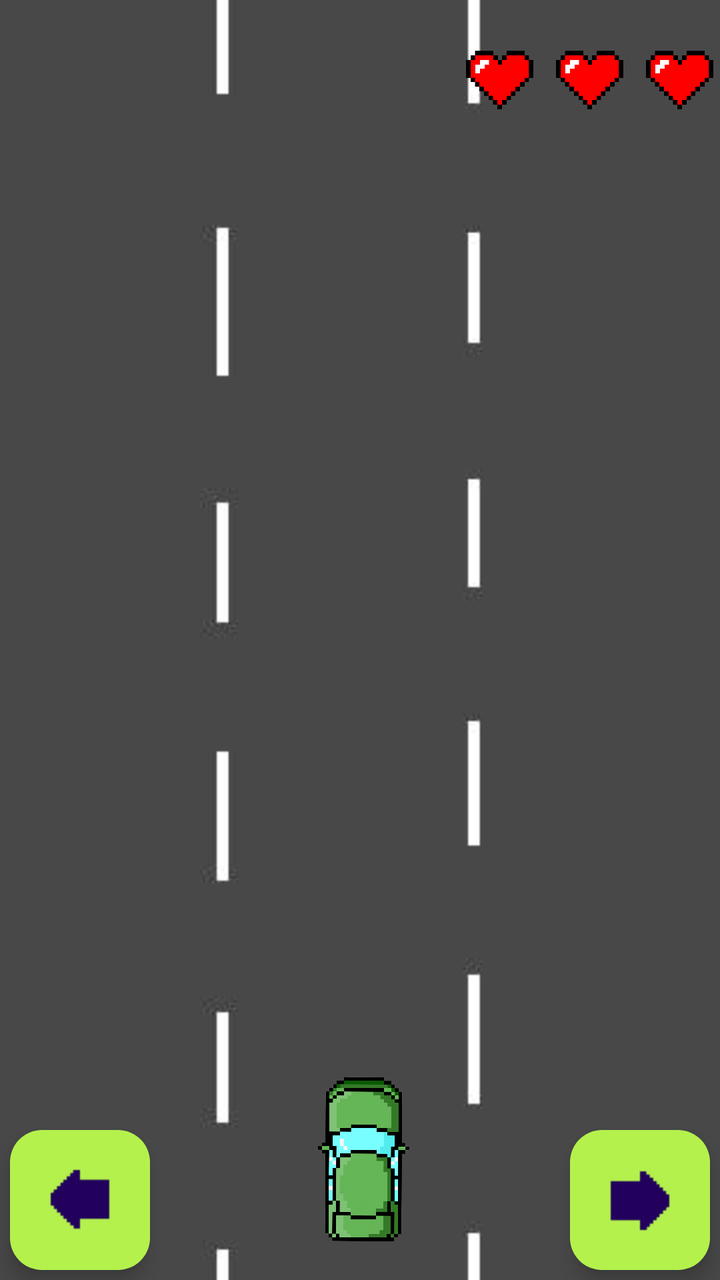
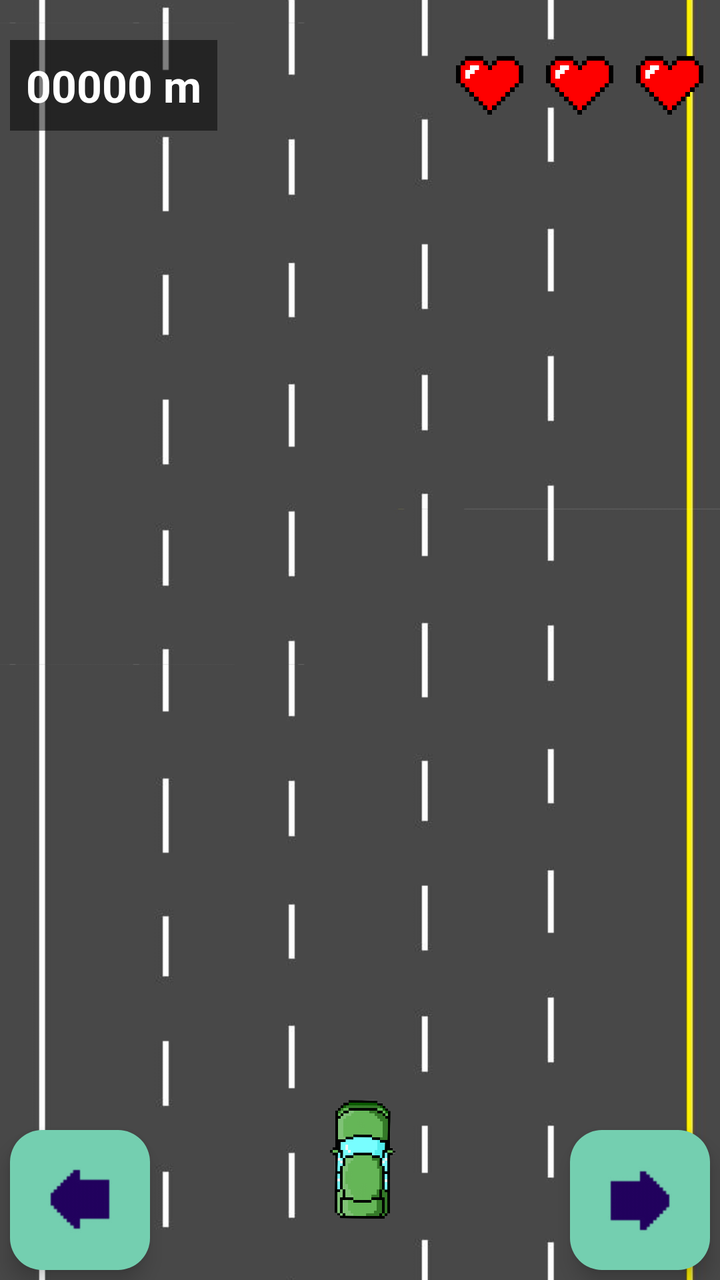

Compare the two renders of this Android layout. The source of the first and the diff that turns it into the second are given below.
<!-- AndroidManifest.xml: application theme Theme.CarDodge -->
<!-- res/layout/activity_main.xml -->
<?xml version="1.0" encoding="utf-8"?>
<RelativeLayout xmlns:android="http://schemas.android.com/apk/res/android"
    xmlns:app="http://schemas.android.com/apk/res-auto"
    android:id="@+id/main_layout"
    android:layout_width="match_parent"
    android:layout_height="match_parent">

    <ImageView
        android:layout_width="match_parent"
        android:layout_height="match_parent"
        android:src="@drawable/three_lane_road"
        android:scaleType="centerCrop" />

    <androidx.appcompat.widget.LinearLayoutCompat
        android:id="@+id/main_LL_hearts"
        android:layout_width="wrap_content"
        android:layout_height="wrap_content"
        android:layout_alignParentEnd="true"
        android:layout_alignParentTop="true"
        android:layout_marginTop="20dp"
        android:orientation="horizontal">
        <androidx.appcompat.widget.AppCompatImageView android:id="@+id/main_img_heart0" android:layout_width="@dimen/heart_size" android:layout_height="@dimen/heart_size" app:srcCompat="@drawable/pixel_heart" />
        <androidx.appcompat.widget.AppCompatImageView android:id="@+id/main_img_heart1" android:layout_width="@dimen/heart_size" android:layout_height="@dimen/heart_size" android:layout_marginHorizontal="@dimen/margin_size" app:srcCompat="@drawable/pixel_heart" />
        <androidx.appcompat.widget.AppCompatImageView android:id="@+id/main_img_heart2" android:layout_width="@dimen/heart_size" android:layout_height="@dimen/heart_size" app:srcCompat="@drawable/pixel_heart" />
    </androidx.appcompat.widget.LinearLayoutCompat>

    <LinearLayout
        android:id="@+id/main_LL_grid"
        android:layout_width="match_parent"
        android:layout_height="match_parent"
        android:layout_above="@id/main_LL_car_row"
        android:layout_below="@id/main_LL_hearts"
        android:orientation="vertical"
        android:weightSum="4">

        <LinearLayout
            android:layout_width="match_parent"
            android:layout_height="0dp"
            android:layout_weight="1"
            android:orientation="horizontal"
            android:weightSum="3">
            <androidx.appcompat.widget.AppCompatImageView
                android:id="@+id/main_lemon_R0_C0" android:layout_width="@dimen/lemon_width" android:layout_height="match_parent" android:layout_weight="1" android:visibility="invisible" android:layout_gravity="center" android:padding="@dimen/lemon_padding" app:srcCompat="@drawable/pixel_lemon"/>
            <androidx.appcompat.widget.AppCompatImageView
                android:id="@+id/main_lemon_R0_C1" android:layout_width="@dimen/lemon_width" android:layout_height="match_parent" android:layout_weight="1" android:visibility="invisible" android:layout_gravity="center" android:padding="@dimen/lemon_padding" app:srcCompat="@drawable/pixel_lemon"/>
            <androidx.appcompat.widget.AppCompatImageView
                android:id="@+id/main_lemon_R0_C2" android:layout_width="@dimen/lemon_width" android:layout_height="match_parent" android:layout_weight="1" android:visibility="invisible" android:layout_gravity="center" android:padding="@dimen/lemon_padding" app:srcCompat="@drawable/pixel_lemon"/>
        </LinearLayout>

        <LinearLayout
            android:layout_width="match_parent"
            android:layout_height="0dp"
            android:layout_weight="1"
            android:orientation="horizontal"
            android:weightSum="3">
            <androidx.appcompat.widget.AppCompatImageView
                android:id="@+id/main_lemon_R1_C0" android:layout_width="@dimen/lemon_width" android:layout_height="match_parent" android:layout_weight="1" android:visibility="invisible" android:layout_gravity="center" android:padding="@dimen/lemon_padding" app:srcCompat="@drawable/pixel_lemon"/>
            <androidx.appcompat.widget.AppCompatImageView
                android:id="@+id/main_lemon_R1_C1" android:layout_width="@dimen/lemon_width" android:layout_height="match_parent" android:layout_weight="1" android:visibility="invisible" android:layout_gravity="center" android:padding="@dimen/lemon_padding" app:srcCompat="@drawable/pixel_lemon"/>
            <androidx.appcompat.widget.AppCompatImageView
                android:id="@+id/main_lemon_R1_C2" android:layout_width="@dimen/lemon_width" android:layout_height="match_parent" android:layout_weight="1" android:visibility="invisible" android:layout_gravity="center" android:padding="@dimen/lemon_padding" app:srcCompat="@drawable/pixel_lemon"/>
        </LinearLayout>

        <LinearLayout
            android:layout_width="match_parent"
            android:layout_height="0dp"
            android:layout_weight="1"
            android:orientation="horizontal"
            android:weightSum="3">
            <androidx.appcompat.widget.AppCompatImageView
                android:id="@+id/main_lemon_R2_C0" android:layout_width="@dimen/lemon_width" android:layout_height="match_parent" android:layout_weight="1" android:visibility="invisible" android:layout_gravity="center" android:padding="@dimen/lemon_padding" app:srcCompat="@drawable/pixel_lemon"/>
            <androidx.appcompat.widget.AppCompatImageView
                android:id="@+id/main_lemon_R2_C1" android:layout_width="@dimen/lemon_width" android:layout_height="match_parent" android:layout_weight="1" android:visibility="invisible" android:layout_gravity="center" android:padding="@dimen/lemon_padding" app:srcCompat="@drawable/pixel_lemon"/>
            <androidx.appcompat.widget.AppCompatImageView
                android:id="@+id/main_lemon_R2_C2" android:layout_width="@dimen/lemon_width" android:layout_height="match_parent" android:layout_weight="1" android:visibility="invisible" android:layout_gravity="center" android:padding="@dimen/lemon_padding" app:srcCompat="@drawable/pixel_lemon"/>
        </LinearLayout>

        <LinearLayout
            android:layout_width="match_parent"
            android:layout_height="0dp"
            android:layout_weight="1"
            android:orientation="horizontal"
            android:weightSum="3">
            <androidx.appcompat.widget.AppCompatImageView
                android:id="@+id/main_lemon_R3_C0" android:layout_width="@dimen/lemon_width" android:layout_height="match_parent" android:layout_weight="1" android:visibility="invisible" android:layout_gravity="center" android:padding="@dimen/lemon_padding" app:srcCompat="@drawable/pixel_lemon"/>
            <androidx.appcompat.widget.AppCompatImageView
                android:id="@+id/main_lemon_R3_C1" android:layout_width="@dimen/lemon_width" android:layout_height="match_parent" android:layout_weight="1" android:visibility="invisible" android:layout_gravity="center" android:padding="@dimen/lemon_padding" app:srcCompat="@drawable/pixel_lemon"/>
            <androidx.appcompat.widget.AppCompatImageView
                android:id="@+id/main_lemon_R3_C2" android:layout_width="@dimen/lemon_width" android:layout_height="match_parent" android:layout_weight="1" android:visibility="invisible" android:layout_gravity="center" android:padding="@dimen/lemon_padding" app:srcCompat="@drawable/pixel_lemon"/>
        </LinearLayout>
    </LinearLayout>

    <LinearLayout
        android:id="@+id/main_LL_car_row"
        android:layout_width="match_parent"
        android:layout_height="@dimen/car_size"
        android:layout_alignParentBottom="true"
        android:layout_marginBottom="@dimen/car_margin"
        android:orientation="horizontal"
        android:weightSum="3">
        <androidx.appcompat.widget.AppCompatImageView android:id="@+id/main_car_C0" android:layout_width="@dimen/lemon_width" android:layout_height="match_parent" android:layout_weight="1" android:visibility="invisible" app:srcCompat="@drawable/pixel_car_green" />
        <androidx.appcompat.widget.AppCompatImageView android:id="@+id/main_car_C1" android:layout_width="@dimen/lemon_width" android:layout_height="match_parent" android:layout_weight="1" android:visibility="visible" app:srcCompat="@drawable/pixel_car_green" />
        <androidx.appcompat.widget.AppCompatImageView android:id="@+id/main_car_C2" android:layout_width="@dimen/lemon_width" android:layout_height="match_parent" android:layout_weight="1" android:visibility="invisible" app:srcCompat="@drawable/pixel_car_green" />
    </LinearLayout>

    <com.google.android.material.floatingactionbutton.FloatingActionButton
        android:id="@+id/main_FAB_left"
        android:layout_width="@dimen/button_size"
        android:layout_height="@dimen/button_size"
        android:layout_alignParentStart="true"
        android:layout_alignParentBottom="true"
        android:layout_margin="@dimen/margin_size"
        app:fabCustomSize="@dimen/button_size"
        app:srcCompat="@drawable/pixel_left"
        app:backgroundTint="@color/button_lime"
        app:maxImageSize="@dimen/arrow_size" />

    <com.google.android.material.floatingactionbutton.FloatingActionButton
        android:id="@+id/main_FAB_right"
        android:layout_width="@dimen/button_size"
        android:layout_height="@dimen/button_size"
        android:layout_alignParentEnd="true"
        android:layout_alignParentBottom="true"
        android:layout_margin="@dimen/margin_size"
        app:fabCustomSize="@dimen/button_size"
        app:srcCompat="@drawable/pixel_right"
        app:backgroundTint="@color/button_lime"
        app:maxImageSize="@dimen/arrow_size" />

</RelativeLayout>
<!-- resources referenced by this layout -->
<resources>
  <color name="button_lime">#B4F14D</color>
  <dimen name="arrow_size">100dp</dimen>
  <dimen name="button_size">70dp</dimen>
  <dimen name="car_margin">10dp</dimen>
  <dimen name="car_size">100dp</dimen>
  <dimen name="heart_size">40dp</dimen>
  <dimen name="lemon_padding">20dp</dimen>
  <dimen name="lemon_width">0dp</dimen>
  <dimen name="margin_size">5dp</dimen>
  <!-- drawable pixel_car_green: png bitmap (drawable, 434444 bytes) -->
  <!-- drawable pixel_heart: png bitmap (drawable, 11899 bytes) -->
  <!-- drawable pixel_left: png bitmap (drawable, 453327 bytes) -->
  <!-- drawable pixel_lemon: png bitmap (drawable, 70274 bytes) -->
  <!-- drawable pixel_right: png bitmap (drawable, 456153 bytes) -->
  <!-- drawable three_lane_road: jpg bitmap (drawable, 5900 bytes) -->
  <style name="Theme.CarDodge" parent="Base.Theme.CarDodge" />
  <style name="Base.Theme.CarDodge" parent="Theme.Material3.DayNight.NoActionBar">
          
          
      </style>
</resources>

<!-- the commit's change to res/layout/activity_main.xml (unified diff, before → after) -->
@@ -8,85 +8,96 @@
     <ImageView
         android:layout_width="match_parent"
         android:layout_height="match_parent"
-        android:src="@drawable/three_lane_road"
-        android:scaleType="centerCrop" />
+        android:scaleType="fillXY"
+        android:src="@drawable/five_lane_road" />
+
+    <RelativeLayout
+    android:id="@+id/main_RL_dashboard"
+    android:layout_width="match_parent"
+    android:layout_height="wrap_content"
+    android:layout_alignParentTop="true"
+    android:layout_marginTop="@dimen/default_top_margin"
+    android:layout_marginHorizontal="@dimen/margin_size">
+
+    <TextView
+        android:id="@+id/main_lbl_odometer"
+        android:layout_width="wrap_content"
+        android:layout_height="wrap_content"
+        android:layout_alignParentStart="true"
+        android:layout_centerInParent="true"
+        android:text="00000 m"
+        android:textColor="#FFFFFF"
+        android:textSize="@dimen/counter_text_size"
+        android:textStyle="bold"
+        android:background="#80000000"
+        android:padding="8dp"/>
 
     <androidx.appcompat.widget.LinearLayoutCompat
         android:id="@+id/main_LL_hearts"
         android:layout_width="wrap_content"
         android:layout_height="wrap_content"
         android:layout_alignParentEnd="true"
-        android:layout_alignParentTop="true"
-        android:layout_marginTop="20dp"
+        android:layout_centerInParent="true"
         android:orientation="horizontal">
         <androidx.appcompat.widget.AppCompatImageView android:id="@+id/main_img_heart0" android:layout_width="@dimen/heart_size" android:layout_height="@dimen/heart_size" app:srcCompat="@drawable/pixel_heart" />
         <androidx.appcompat.widget.AppCompatImageView android:id="@+id/main_img_heart1" android:layout_width="@dimen/heart_size" android:layout_height="@dimen/heart_size" android:layout_marginHorizontal="@dimen/margin_size" app:srcCompat="@drawable/pixel_heart" />
         <androidx.appcompat.widget.AppCompatImageView android:id="@+id/main_img_heart2" android:layout_width="@dimen/heart_size" android:layout_height="@dimen/heart_size" app:srcCompat="@drawable/pixel_heart" />
     </androidx.appcompat.widget.LinearLayoutCompat>
+</RelativeLayout>
 
     <LinearLayout
         android:id="@+id/main_LL_grid"
         android:layout_width="match_parent"
         android:layout_height="match_parent"
         android:layout_above="@id/main_LL_car_row"
-        android:layout_below="@id/main_LL_hearts"
+        android:layout_below="@id/main_RL_dashboard"
         android:orientation="vertical"
-        android:weightSum="4">
+        android:weightSum="6"> <LinearLayout android:layout_width="match_parent" android:layout_height="0dp" android:layout_weight="1" android:orientation="horizontal" android:weightSum="5">
+        <androidx.appcompat.widget.AppCompatImageView android:id="@+id/main_lemon_R0_C0" android:layout_width="0dp" android:layout_height="match_parent" android:layout_weight="1" android:visibility="invisible" android:layout_gravity="center" android:padding="@dimen/lemon_padding" app:srcCompat="@drawable/pixel_lemon"/>
+        <androidx.appcompat.widget.AppCompatImageView android:id="@+id/main_lemon_R0_C1" android:layout_width="0dp" android:layout_height="match_parent" android:layout_weight="1" android:visibility="invisible" android:layout_gravity="center" android:padding="@dimen/lemon_padding" app:srcCompat="@drawable/pixel_lemon"/>
+        <androidx.appcompat.widget.AppCompatImageView android:id="@+id/main_lemon_R0_C2" android:layout_width="0dp" android:layout_height="match_parent" android:layout_weight="1" android:visibility="invisible" android:layout_gravity="center" android:padding="@dimen/lemon_padding" app:srcCompat="@drawable/pixel_lemon"/>
+        <androidx.appcompat.widget.AppCompatImageView android:id="@+id/main_lemon_R0_C3" android:layout_width="0dp" android:layout_height="match_parent" android:layout_weight="1" android:visibility="invisible" android:layout_gravity="center" android:padding="@dimen/lemon_padding" app:srcCompat="@drawable/pixel_lemon"/>
+        <androidx.appcompat.widget.AppCompatImageView android:id="@+id/main_lemon_R0_C4" android:layout_width="0dp" android:layout_height="match_parent" android:layout_weight="1" android:visibility="invisible" android:layout_gravity="center" android:padding="@dimen/lemon_padding" app:srcCompat="@drawable/pixel_lemon"/>
+    </LinearLayout>
 
-        <LinearLayout
-            android:layout_width="match_parent"
-            android:layout_height="0dp"
-            android:layout_weight="1"
-            android:orientation="horizontal"
-            android:weightSum="3">
-            <androidx.appcompat.widget.AppCompatImageView
-                android:id="@+id/main_lemon_R0_C0" android:layout_width="@dimen/lemon_width" android:layout_height="match_parent" android:layout_weight="1" android:visibility="invisible" android:layout_gravity="center" android:padding="@dimen/lemon_padding" app:srcCompat="@drawable/pixel_lemon"/>
-            <androidx.appcompat.widget.AppCompatImageView
-                android:id="@+id/main_lemon_R0_C1" android:layout_width="@dimen/lemon_width" android:layout_height="match_parent" android:layout_weight="1" android:visibility="invisible" android:layout_gravity="center" android:padding="@dimen/lemon_padding" app:srcCompat="@drawable/pixel_lemon"/>
-            <androidx.appcompat.widget.AppCompatImageView
-                android:id="@+id/main_lemon_R0_C2" android:layout_width="@dimen/lemon_width" android:layout_height="match_parent" android:layout_weight="1" android:visibility="invisible" android:layout_gravity="center" android:padding="@dimen/lemon_padding" app:srcCompat="@drawable/pixel_lemon"/>
+        <LinearLayout android:layout_width="match_parent" android:layout_height="0dp" android:layout_weight="1" android:orientation="horizontal" android:weightSum="5">
+            <androidx.appcompat.widget.AppCompatImageView android:id="@+id/main_lemon_R1_C0" android:layout_width="0dp" android:layout_height="match_parent" android:layout_weight="1" android:visibility="invisible" android:layout_gravity="center" android:padding="@dimen/lemon_padding" app:srcCompat="@drawable/pixel_lemon"/>
+            <androidx.appcompat.widget.AppCompatImageView android:id="@+id/main_lemon_R1_C1" android:layout_width="0dp" android:layout_height="match_parent" android:layout_weight="1" android:visibility="invisible" android:layout_gravity="center" android:padding="@dimen/lemon_padding" app:srcCompat="@drawable/pixel_lemon"/>
+            <androidx.appcompat.widget.AppCompatImageView android:id="@+id/main_lemon_R1_C2" android:layout_width="0dp" android:layout_height="match_parent" android:layout_weight="1" android:visibility="invisible" android:layout_gravity="center" android:padding="@dimen/lemon_padding" app:srcCompat="@drawable/pixel_lemon"/>
+            <androidx.appcompat.widget.AppCompatImageView android:id="@+id/main_lemon_R1_C3" android:layout_width="0dp" android:layout_height="match_parent" android:layout_weight="1" android:visibility="invisible" android:layout_gravity="center" android:padding="@dimen/lemon_padding" app:srcCompat="@drawable/pixel_lemon"/>
+            <androidx.appcompat.widget.AppCompatImageView android:id="@+id/main_lemon_R1_C4" android:layout_width="0dp" android:layout_height="match_parent" android:layout_weight="1" android:visibility="invisible" android:layout_gravity="center" android:padding="@dimen/lemon_padding" app:srcCompat="@drawable/pixel_lemon"/>
         </LinearLayout>
 
-        <LinearLayout
-            android:layout_width="match_parent"
-            android:layout_height="0dp"
-            android:layout_weight="1"
-            android:orientation="horizontal"
-            android:weightSum="3">
-            <androidx.appcompat.widget.AppCompatImageView
-                android:id="@+id/main_lemon_R1_C0" android:layout_width="@dimen/lemon_width" android:layout_height="match_parent" android:layout_weight="1" android:visibility="invisible" android:layout_gravity="center" android:padding="@dimen/lemon_padding" app:srcCompat="@drawable/pixel_lemon"/>
-            <androidx.appcompat.widget.AppCompatImageView
-                android:id="@+id/main_lemon_R1_C1" android:layout_width="@dimen/lemon_width" android:layout_height="match_parent" android:layout_weight="1" android:visibility="invisible" android:layout_gravity="center" android:padding="@dimen/lemon_padding" app:srcCompat="@drawable/pixel_lemon"/>
-            <androidx.appcompat.widget.AppCompatImageView
-                android:id="@+id/main_lemon_R1_C2" android:layout_width="@dimen/lemon_width" android:layout_height="match_parent" android:layout_weight="1" android:visibility="invisible" android:layout_gravity="center" android:padding="@dimen/lemon_padding" app:srcCompat="@drawable/pixel_lemon"/>
+        <LinearLayout android:layout_width="match_parent" android:layout_height="0dp" android:layout_weight="1" android:orientation="horizontal" android:weightSum="5">
+            <androidx.appcompat.widget.AppCompatImageView android:id="@+id/main_lemon_R2_C0" android:layout_width="0dp" android:layout_height="match_parent" android:layout_weight="1" android:visibility="invisible" android:layout_gravity="center" android:padding="@dimen/lemon_padding" app:srcCompat="@drawable/pixel_lemon"/>
+            <androidx.appcompat.widget.AppCompatImageView android:id="@+id/main_lemon_R2_C1" android:layout_width="0dp" android:layout_height="match_parent" android:layout_weight="1" android:visibility="invisible" android:layout_gravity="center" android:padding="@dimen/lemon_padding" app:srcCompat="@drawable/pixel_lemon"/>
+            <androidx.appcompat.widget.AppCompatImageView android:id="@+id/main_lemon_R2_C2" android:layout_width="0dp" android:layout_height="match_parent" android:layout_weight="1" android:visibility="invisible" android:layout_gravity="center" android:padding="@dimen/lemon_padding" app:srcCompat="@drawable/pixel_lemon"/>
+            <androidx.appcompat.widget.AppCompatImageView android:id="@+id/main_lemon_R2_C3" android:layout_width="0dp" android:layout_height="match_parent" android:layout_weight="1" android:visibility="invisible" android:layout_gravity="center" android:padding="@dimen/lemon_padding" app:srcCompat="@drawable/pixel_lemon"/>
+            <androidx.appcompat.widget.AppCompatImageView android:id="@+id/main_lemon_R2_C4" android:layout_width="0dp" android:layout_height="match_parent" android:layout_weight="1" android:visibility="invisible" android:layout_gravity="center" android:padding="@dimen/lemon_padding" app:srcCompat="@drawable/pixel_lemon"/>
         </LinearLayout>
 
-        <LinearLayout
-            android:layout_width="match_parent"
-            android:layout_height="0dp"
-            android:layout_weight="1"
-            android:orientation="horizontal"
-            android:weightSum="3">
-            <androidx.appcompat.widget.AppCompatImageView
-                android:id="@+id/main_lemon_R2_C0" android:layout_width="@dimen/lemon_width" android:layout_height="match_parent" android:layout_weight="1" android:visibility="invisible" android:layout_gravity="center" android:padding="@dimen/lemon_padding" app:srcCompat="@drawable/pixel_lemon"/>
-            <androidx.appcompat.widget.AppCompatImageView
-                android:id="@+id/main_lemon_R2_C1" android:layout_width="@dimen/lemon_width" android:layout_height="match_parent" android:layout_weight="1" android:visibility="invisible" android:layout_gravity="center" android:padding="@dimen/lemon_padding" app:srcCompat="@drawable/pixel_lemon"/>
-            <androidx.appcompat.widget.AppCompatImageView
-                android:id="@+id/main_lemon_R2_C2" android:layout_width="@dimen/lemon_width" android:layout_height="match_parent" android:layout_weight="1" android:visibility="invisible" android:layout_gravity="center" android:padding="@dimen/lemon_padding" app:srcCompat="@drawable/pixel_lemon"/>
+        <LinearLayout android:layout_width="match_parent" android:layout_height="0dp" android:layout_weight="1" android:orientation="horizontal" android:weightSum="5">
+            <androidx.appcompat.widget.AppCompatImageView android:id="@+id/main_lemon_R3_C0" android:layout_width="0dp" android:layout_height="match_parent" android:layout_weight="1" android:visibility="invisible" android:layout_gravity="center" android:padding="@dimen/lemon_padding" app:srcCompat="@drawable/pixel_lemon"/>
+            <androidx.appcompat.widget.AppCompatImageView android:id="@+id/main_lemon_R3_C1" android:layout_width="0dp" android:layout_height="match_parent" android:layout_weight="1" android:visibility="invisible" android:layout_gravity="center" android:padding="@dimen/lemon_padding" app:srcCompat="@drawable/pixel_lemon"/>
+            <androidx.appcompat.widget.AppCompatImageView android:id="@+id/main_lemon_R3_C2" android:layout_width="0dp" android:layout_height="match_parent" android:layout_weight="1" android:visibility="invisible" android:layout_gravity="center" android:padding="@dimen/lemon_padding" app:srcCompat="@drawable/pixel_lemon"/>
+            <androidx.appcompat.widget.AppCompatImageView android:id="@+id/main_lemon_R3_C3" android:layout_width="0dp" android:layout_height="match_parent" android:layout_weight="1" android:visibility="invisible" android:layout_gravity="center" android:padding="@dimen/lemon_padding" app:srcCompat="@drawable/pixel_lemon"/>
+            <androidx.appcompat.widget.AppCompatImageView android:id="@+id/main_lemon_R3_C4" android:layout_width="0dp" android:layout_height="match_parent" android:layout_weight="1" android:visibility="invisible" android:layout_gravity="center" android:padding="@dimen/lemon_padding" app:srcCompat="@drawable/pixel_lemon"/>
         </LinearLayout>
 
-        <LinearLayout
-            android:layout_width="match_parent"
-            android:layout_height="0dp"
-            android:layout_weight="1"
-            android:orientation="horizontal"
-            android:weightSum="3">
-            <androidx.appcompat.widget.AppCompatImageView
-                android:id="@+id/main_lemon_R3_C0" android:layout_width="@dimen/lemon_width" android:layout_height="match_parent" android:layout_weight="1" android:visibility="invisible" android:layout_gravity="center" android:padding="@dimen/lemon_padding" app:srcCompat="@drawable/pixel_lemon"/>
-            <androidx.appcompat.widget.AppCompatImageView
-                android:id="@+id/main_lemon_R3_C1" android:layout_width="@dimen/lemon_width" android:layout_height="match_parent" android:layout_weight="1" android:visibility="invisible" android:layout_gravity="center" android:padding="@dimen/lemon_padding" app:srcCompat="@drawable/pixel_lemon"/>
-            <androidx.appcompat.widget.AppCompatImageView
-                android:id="@+id/main_lemon_R3_C2" android:layout_width="@dimen/lemon_width" android:layout_height="match_parent" android:layout_weight="1" android:visibility="invisible" android:layout_gravity="center" android:padding="@dimen/lemon_padding" app:srcCompat="@drawable/pixel_lemon"/>
+        <LinearLayout android:layout_width="match_parent" android:layout_height="0dp" android:layout_weight="1" android:orientation="horizontal" android:weightSum="5">
+            <androidx.appcompat.widget.AppCompatImageView android:id="@+id/main_lemon_R4_C0" android:layout_width="0dp" android:layout_height="match_parent" android:layout_weight="1" android:visibility="invisible" android:layout_gravity="center" android:padding="@dimen/lemon_padding" app:srcCompat="@drawable/pixel_lemon"/>
+            <androidx.appcompat.widget.AppCompatImageView android:id="@+id/main_lemon_R4_C1" android:layout_width="0dp" android:layout_height="match_parent" android:layout_weight="1" android:visibility="invisible" android:layout_gravity="center" android:padding="@dimen/lemon_padding" app:srcCompat="@drawable/pixel_lemon"/>
+            <androidx.appcompat.widget.AppCompatImageView android:id="@+id/main_lemon_R4_C2" android:layout_width="0dp" android:layout_height="match_parent" android:layout_weight="1" android:visibility="invisible" android:layout_gravity="center" android:padding="@dimen/lemon_padding" app:srcCompat="@drawable/pixel_lemon"/>
+            <androidx.appcompat.widget.AppCompatImageView android:id="@+id/main_lemon_R4_C3" android:layout_width="0dp" android:layout_height="match_parent" android:layout_weight="1" android:visibility="invisible" android:layout_gravity="center" android:padding="@dimen/lemon_padding" app:srcCompat="@drawable/pixel_lemon"/>
+            <androidx.appcompat.widget.AppCompatImageView android:id="@+id/main_lemon_R4_C4" android:layout_width="0dp" android:layout_height="match_parent" android:layout_weight="1" android:visibility="invisible" android:layout_gravity="center" android:padding="@dimen/lemon_padding" app:srcCompat="@drawable/pixel_lemon"/>
+        </LinearLayout>
+
+        <LinearLayout android:layout_width="match_parent" android:layout_height="0dp" android:layout_weight="1" android:orientation="horizontal" android:weightSum="5">
+            <androidx.appcompat.widget.AppCompatImageView android:id="@+id/main_lemon_R5_C0" android:layout_width="0dp" android:layout_height="match_parent" android:layout_weight="1" android:visibility="invisible" android:layout_gravity="center" android:padding="@dimen/lemon_padding" app:srcCompat="@drawable/pixel_lemon"/>
+            <androidx.appcompat.widget.AppCompatImageView android:id="@+id/main_lemon_R5_C1" android:layout_width="0dp" android:layout_height="match_parent" android:layout_weight="1" android:visibility="invisible" android:layout_gravity="center" android:padding="@dimen/lemon_padding" app:srcCompat="@drawable/pixel_lemon"/>
+            <androidx.appcompat.widget.AppCompatImageView android:id="@+id/main_lemon_R5_C2" android:layout_width="0dp" android:layout_height="match_parent" android:layout_weight="1" android:visibility="invisible" android:layout_gravity="center" android:padding="@dimen/lemon_padding" app:srcCompat="@drawable/pixel_lemon"/>
+            <androidx.appcompat.widget.AppCompatImageView android:id="@+id/main_lemon_R5_C3" android:layout_width="0dp" android:layout_height="match_parent" android:layout_weight="1" android:visibility="invisible" android:layout_gravity="center" android:padding="@dimen/lemon_padding" app:srcCompat="@drawable/pixel_lemon"/>
+            <androidx.appcompat.widget.AppCompatImageView android:id="@+id/main_lemon_R5_C4" android:layout_width="0dp" android:layout_height="match_parent" android:layout_weight="1" android:visibility="invisible" android:layout_gravity="center" android:padding="@dimen/lemon_padding" app:srcCompat="@drawable/pixel_lemon"/>
         </LinearLayout>
     </LinearLayout>
 
@@ -97,10 +108,12 @@
         android:layout_alignParentBottom="true"
         android:layout_marginBottom="@dimen/car_margin"
         android:orientation="horizontal"
-        android:weightSum="3">
-        <androidx.appcompat.widget.AppCompatImageView android:id="@+id/main_car_C0" android:layout_width="@dimen/lemon_width" android:layout_height="match_parent" android:layout_weight="1" android:visibility="invisible" app:srcCompat="@drawable/pixel_car_green" />
-        <androidx.appcompat.widget.AppCompatImageView android:id="@+id/main_car_C1" android:layout_width="@dimen/lemon_width" android:layout_height="match_parent" android:layout_weight="1" android:visibility="visible" app:srcCompat="@drawable/pixel_car_green" />
-        <androidx.appcompat.widget.AppCompatImageView android:id="@+id/main_car_C2" android:layout_width="@dimen/lemon_width" android:layout_height="match_parent" android:layout_weight="1" android:visibility="invisible" app:srcCompat="@drawable/pixel_car_green" />
+        android:weightSum="5">
+        <androidx.appcompat.widget.AppCompatImageView android:id="@+id/main_car_C0" android:layout_width="0dp" android:layout_height="match_parent" android:layout_weight="1" android:visibility="invisible" app:srcCompat="@drawable/pixel_car_green" />
+        <androidx.appcompat.widget.AppCompatImageView android:id="@+id/main_car_C1" android:layout_width="0dp" android:layout_height="match_parent" android:layout_weight="1" android:visibility="invisible" app:srcCompat="@drawable/pixel_car_green" />
+        <androidx.appcompat.widget.AppCompatImageView android:id="@+id/main_car_C2" android:layout_width="0dp" android:layout_height="match_parent" android:layout_weight="1" android:visibility="visible" app:srcCompat="@drawable/pixel_car_green" />
+        <androidx.appcompat.widget.AppCompatImageView android:id="@+id/main_car_C3" android:layout_width="0dp" android:layout_height="match_parent" android:layout_weight="1" android:visibility="invisible" app:srcCompat="@drawable/pixel_car_green" />
+        <androidx.appcompat.widget.AppCompatImageView android:id="@+id/main_car_C4" android:layout_width="0dp" android:layout_height="match_parent" android:layout_weight="1" android:visibility="invisible" app:srcCompat="@drawable/pixel_car_green" />
     </LinearLayout>
 
     <com.google.android.material.floatingactionbutton.FloatingActionButton
@@ -112,7 +125,7 @@
         android:layout_margin="@dimen/margin_size"
         app:fabCustomSize="@dimen/button_size"
         app:srcCompat="@drawable/pixel_left"
-        app:backgroundTint="@color/button_lime"
+        app:backgroundTint="@color/button_color"
         app:maxImageSize="@dimen/arrow_size" />
 
     <com.google.android.material.floatingactionbutton.FloatingActionButton
@@ -124,7 +137,7 @@
         android:layout_margin="@dimen/margin_size"
         app:fabCustomSize="@dimen/button_size"
         app:srcCompat="@drawable/pixel_right"
-        app:backgroundTint="@color/button_lime"
+        app:backgroundTint="@color/button_color"
         app:maxImageSize="@dimen/arrow_size" />
 
 </RelativeLayout>
<!-- resource entries referenced after the edit -->
@@ -1,20 +1,21 @@
 <!-- resources referenced by this layout -->
 <resources>
-  <color name="button_lime">#B4F14D</color>
+  <color name="button_color">#74cfb0</color>
   <dimen name="arrow_size">100dp</dimen>
   <dimen name="button_size">70dp</dimen>
   <dimen name="car_margin">10dp</dimen>
   <dimen name="car_size">100dp</dimen>
+  <dimen name="counter_text_size">22sp</dimen>
+  <dimen name="default_top_margin">20dp</dimen>
   <dimen name="heart_size">40dp</dimen>
   <dimen name="lemon_padding">20dp</dimen>
-  <dimen name="lemon_width">0dp</dimen>
   <dimen name="margin_size">5dp</dimen>
+  <!-- drawable five_lane_road: jpeg bitmap (drawable, 264771 bytes) -->
   <!-- drawable pixel_car_green: png bitmap (drawable, 434444 bytes) -->
   <!-- drawable pixel_heart: png bitmap (drawable, 11899 bytes) -->
   <!-- drawable pixel_left: png bitmap (drawable, 453327 bytes) -->
   <!-- drawable pixel_lemon: png bitmap (drawable, 70274 bytes) -->
   <!-- drawable pixel_right: png bitmap (drawable, 456153 bytes) -->
-  <!-- drawable three_lane_road: jpg bitmap (drawable, 5900 bytes) -->
   <style name="Theme.CarDodge" parent="Base.Theme.CarDodge" />
   <style name="Base.Theme.CarDodge" parent="Theme.Material3.DayNight.NoActionBar">
           
